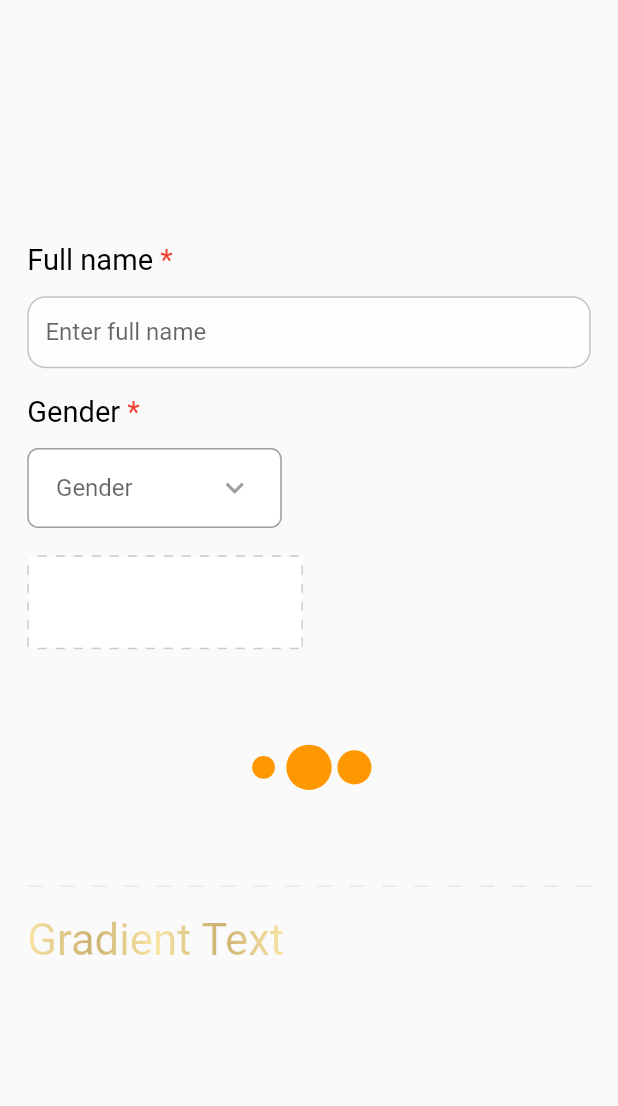
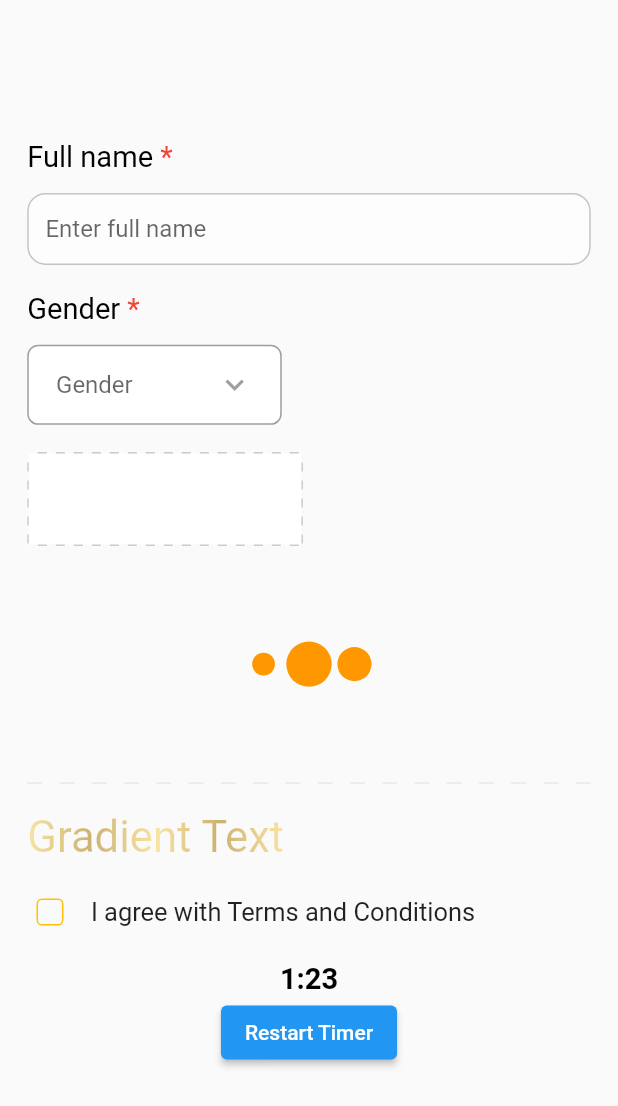
Before and after one commit to PranavMasekar/widget-library, a Flutter app: the screen it shows after launch, on a phone screen of 412 x 824 dp. Shown: the top 1106 px of the screen. Run offline on Flutter 3.47's test engine with Material 2 defaults, Android fonts, the phone set to English and light mode, and no system bars; drawn by our look-alikes of loading_indicator; our stand-ins replace flutter_screenutil.

Commit message:
Added Check box and timer

```diff
--- a/lib/main.dart
+++ b/lib/main.dart
@@ -52,6 +52,10 @@ class MyHomePage extends StatelessWidget {
                 SizedBox(height: 15.h),
                 useGradientText(),
                 SizedBox(height: 15.h),
+                const UseCustomCheckBox(),
+                SizedBox(height: 15.h),
+                useTimerWidget(),
+                SizedBox(height: 15.h),
               ],
             ),
           ),
--- a/lib/widgets/check_box.dart
+++ b/lib/widgets/check_box.dart
@@ -0,0 +1,78 @@
+import "package:flutter/material.dart";
+import "package:flutter_screenutil/flutter_screenutil.dart";
+
+class CustomCheckBox extends StatelessWidget {
+  final bool checkedValue;
+  final Color checkColor, activeColor;
+  final String text;
+  final TextStyle textStyle;
+  final Widget? termsAndConditions;
+  final Function(bool) onChanged;
+
+  const CustomCheckBox({
+    super.key,
+    required this.checkedValue,
+    required this.activeColor,
+    required this.checkColor,
+    required this.text,
+    required this.textStyle,
+    this.termsAndConditions,
+    required this.onChanged,
+  });
+
+  @override
+  Widget build(BuildContext context) {
+    return Row(
+      children: [
+        SizedBox(
+          height: 25.h,
+          width: 25.w,
+          child: Checkbox(
+            value: checkedValue,
+            checkColor: checkColor,
+            activeColor: activeColor,
+            shape: RoundedRectangleBorder(
+              borderRadius: BorderRadius.circular(3.r),
+            ),
+            onChanged: (newValue) {
+              onChanged(newValue!);
+            },
+            side: MaterialStateBorderSide.resolveWith(
+              (states) => BorderSide(width: 1.0, color: activeColor),
+            ),
+          ),
+        ),
+        SizedBox(width: 10.w),
+        termsAndConditions == null
+            ? Text(text, style: textStyle)
+            : termsAndConditions!,
+      ],
+    );
+  }
+}
+
+class UseCustomCheckBox extends StatefulWidget {
+  const UseCustomCheckBox({super.key});
+
+  @override
+  State<UseCustomCheckBox> createState() => _UseCustomCheckBoxState();
+}
+
+class _UseCustomCheckBoxState extends State<UseCustomCheckBox> {
+  bool checkedValue = false;
+  @override
+  Widget build(BuildContext context) {
+    return CustomCheckBox(
+      text: "I agree with Terms and Conditions",
+      textStyle: TextStyle(fontSize: 14.sp),
+      activeColor: Colors.amber,
+      checkColor: Colors.white,
+      checkedValue: checkedValue,
+      onChanged: (value) {
+        setState(() {
+          checkedValue = value;
+        });
+      },
+    );
+  }
+}
--- a/lib/widgets/timer.dart
+++ b/lib/widgets/timer.dart
@@ -0,0 +1,91 @@
+import 'dart:async';
+
+import 'package:flutter/material.dart';
+import 'package:flutter_screenutil/flutter_screenutil.dart';
+
+class TimerWidget extends StatefulWidget {
+  final int time;
+  final Function? restartTimer;
+  const TimerWidget({super.key, required this.time, this.restartTimer});
+
+  @override
+  State<TimerWidget> createState() => _TimerWidgetState();
+}
+
+class _TimerWidgetState extends State<TimerWidget> {
+  Timer? _timer;
+  int _countdown = 90;
+
+  @override
+  void initState() {
+    super.initState();
+    _countdown = widget.time;
+    startTimer();
+  }
+
+  void startTimer() {
+    _timer = Timer.periodic(const Duration(seconds: 1), (timer) {
+      setState(() {
+        if (_countdown > 0) {
+          _countdown--;
+        } else {
+          _timer!.cancel();
+        }
+      });
+    });
+  }
+
+  void restartTimer() {
+    setState(() {
+      _timer?.cancel();
+      _countdown = widget.time;
+      startTimer();
+    });
+  }
+
+  String getFormattedTime() {
+    int minutes = _countdown ~/ 60;
+    int seconds = _countdown % 60;
+
+    return '$minutes:${seconds.toString().padLeft(2, '0')}';
+  }
+
+  @override
+  void dispose() {
+    _timer?.cancel();
+    super.dispose();
+  }
+
+  @override
+  Widget build(BuildContext context) {
+    return Text(
+      getFormattedTime(),
+      style: TextStyle(
+        fontSize: 16.sp,
+        fontWeight: FontWeight.bold,
+        color: Colors.black,
+      ),
+    );
+  }
+}
+
+Widget useTimerWidget() {
+  GlobalKey<_TimerWidgetState> timerKey = GlobalKey<_TimerWidgetState>();
+
+  void restartTimer() {
+    timerKey.currentState?.restartTimer();
+  }
+
+  return Center(
+    child: Column(
+      mainAxisAlignment: MainAxisAlignment.center,
+      children: [
+        TimerWidget(key: timerKey, time: 90),
+        ElevatedButton(
+          onPressed: restartTimer,
+          child: const Text('Restart Timer'),
+        ),
+      ],
+    ),
+  );
+}
```
